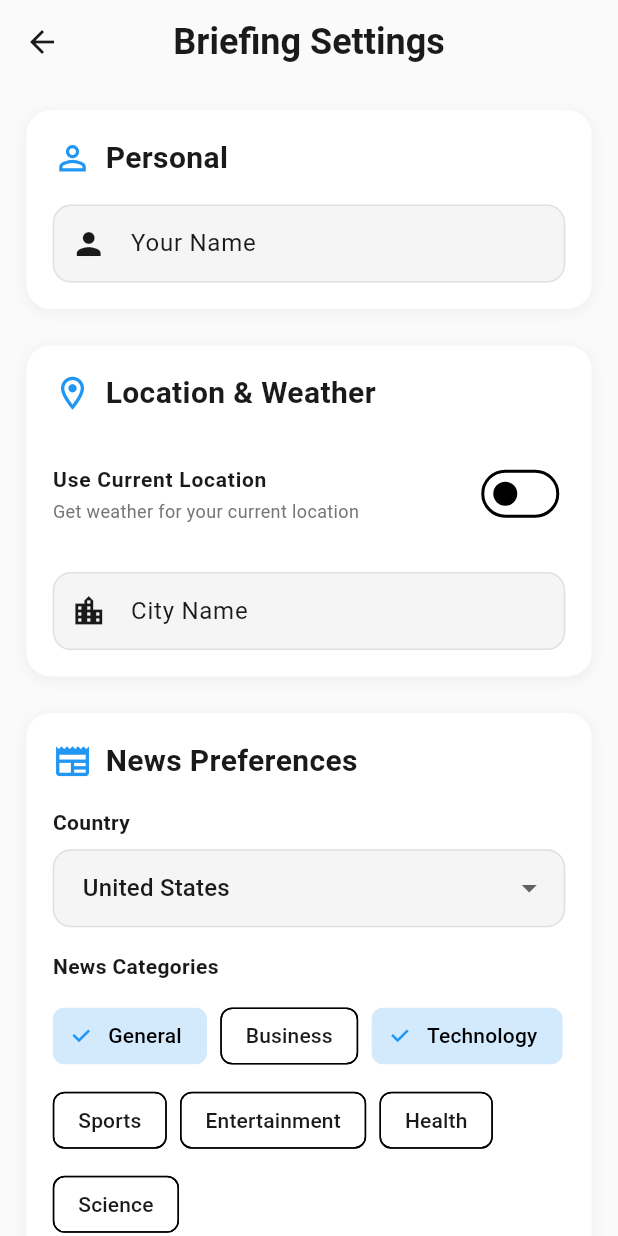
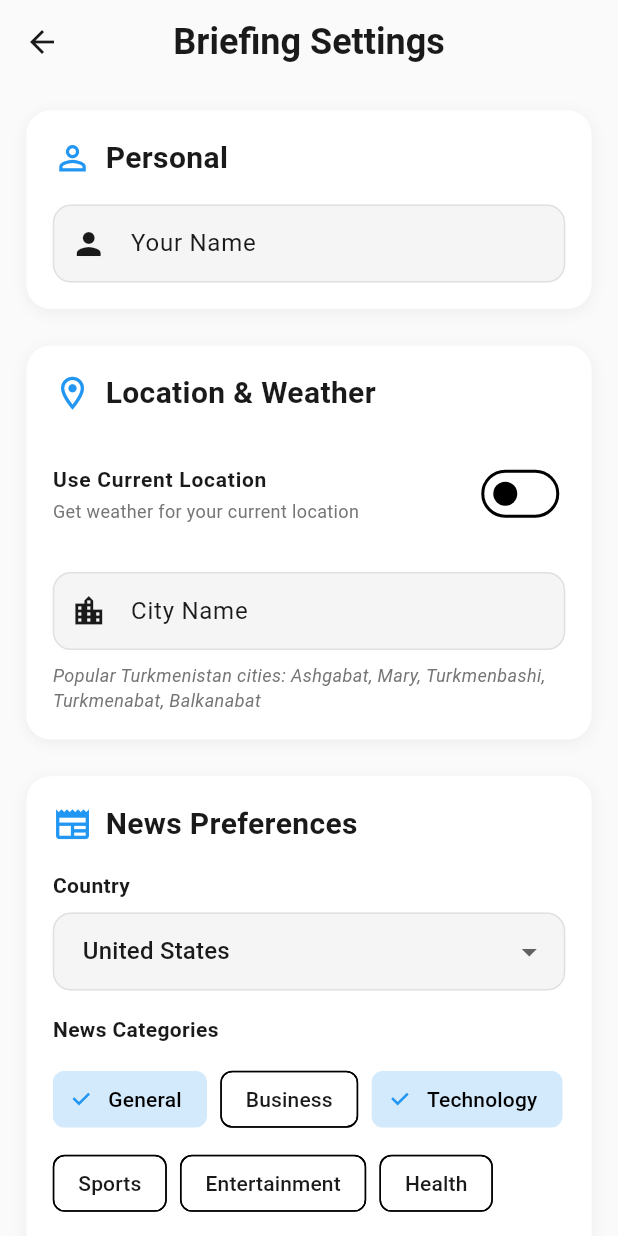
Before and after one commit to meylis1998/ai_life_assitant_pro, a Flutter app: the BriefingSettingsPage screen opened directly, on a phone screen of 412 x 824 dp. Run offline on Flutter 3.47's test engine with Material 3 defaults, Android fonts, the phone set to English and light mode, and no system bars; our stand-ins replace cached_network_image, connectivity_plus, dartz, dio, equatable, firebase_auth and 21 more; missing offline and left inert: device_calendar, workmanager; accounts and stored records are empty; generated files the repository leaves out were written again; network calls fail.

Commit message:
improve: enhance location detection and user experience
- Add detailed logging to location service for better debugging
- Implement fallback to last known position when GPS fails
- Increase location accuracy and timeout for better results
- Add Turkmenistan city suggestions in settings page
- Improve weather location display formatting

```diff
--- a/lib/features/daily_briefing/presentation/pages/briefing_settings_page.dart
+++ b/lib/features/daily_briefing/presentation/pages/briefing_settings_page.dart
@@ -160,8 +160,16 @@ class _BriefingSettingsPageState extends State<BriefingSettingsPage> {
                     _buildTextField(
                       controller: _cityController,
                       label: 'City Name',
-                      hint: 'Enter city name',
+                      hint: 'Enter city name (e.g., Ashgabat, Mary, Turkmenbashi)',
                       icon: Icons.location_city,
+                    ),
+                    SizedBox(height: 8.h),
+                    Text(
+                      'Popular Turkmenistan cities: Ashgabat, Mary, Turkmenbashi, Turkmenabat, Balkanabat',
+                      style: AppTextStyles.bodySmall.copyWith(
+                        color: Colors.grey[600],
+                        fontStyle: FontStyle.italic,
+                      ),
                     ),
                   ],
                 ],
```
Also changed, not shown: lib/core/services/location_service.dart (+33 -4 lines), lib/features/daily_briefing/presentation/widgets/weather_card.dart (+8 -0 lines).
